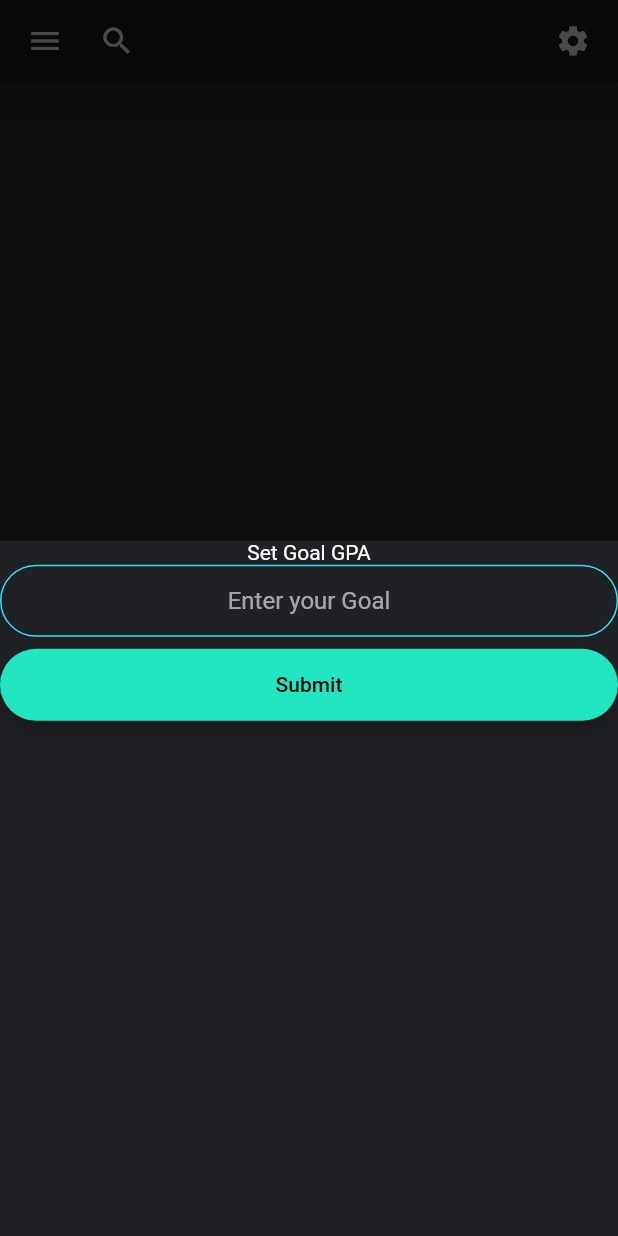
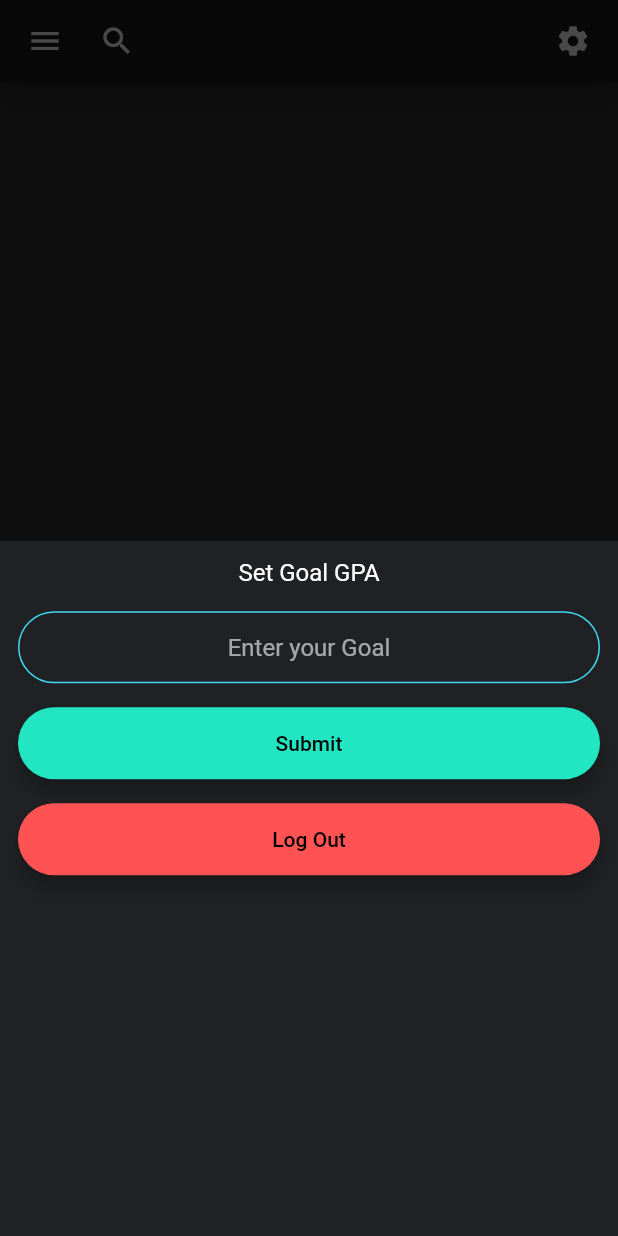
Before and after one commit to tshuenhau/gradis, a Flutter app: the CustomBottomAppBar widget shown alone on an empty page, opened directly, after a tap on the "settings" icon, on a phone screen of 412 x 824 dp. Run offline on Flutter 3.47's test engine with Material 2 defaults, Android fonts, the phone set to English and light mode, and no system bars; our stand-ins replace cloud_firestore, firebase_auth, firebase_core, fl_chart, flutter_slidable; accounts and stored records are empty.

Commit message:
log out button.

```diff
--- a/lib/widgets/CustomBottomAppBar.dart
+++ b/lib/widgets/CustomBottomAppBar.dart
@@ -65,9 +65,18 @@ class CustomBottomAppBar extends StatelessWidget {
                       builder: (BuildContext context) {
                         return Container(
                           height: 800,
+                          child: Padding(
+                            padding: const EdgeInsets.all(12.0),
                             child: ListView(
                               children: <Widget>[
-                              Text("Set Goal GPA", textAlign: TextAlign.center),
+                                Text(
+                                  "Set Goal GPA",
+                                  textAlign: TextAlign.center,
+                                  style: TextStyle(fontSize: 16),
+                                ),
+                                SizedBox(
+                                  height: 16.0,
+                                ),
                                 TextField(
                                     textAlign: TextAlign.center,
                                     onChanged: (value) {
@@ -76,7 +85,7 @@ class CustomBottomAppBar extends StatelessWidget {
                                     decoration: kTextFieldDecoration.copyWith(
                                         hintText: 'Enter your Goal')),
                                 SizedBox(
-                                height: 8.0,
+                                  height: 16.0,
                                 ),
                                 Material(
                                   color: Highlight,
@@ -101,7 +110,31 @@ class CustomBottomAppBar extends StatelessWidget {
                                     ),
                                   ),
                                 ),
+                                SizedBox(
+                                  height: 16.0,
+                                ),
+                                Material(
+                                  color: Colors.redAccent,
+                                  borderRadius:
+                                      BorderRadius.all(Radius.circular(30.0)),
+                                  elevation: 5.0,
+                                  child: MaterialButton(
+                                    onPressed: () async {
+                                      print("Log Out");
+                                      print(goal);
+                                      //TODO: ZQ HERE MAKE THE FCKER LOG OUT.
+                                    },
+                                    minWidth:
+                                        200.0, //!!! Why this size smaller when all other buttons also 200.0
+                                    height: 42.0,
+                                    child: Text(
+                                      'Log Out',
+                                      style: TextStyle(color: Colors.black),
+                                    ),
+                                  ),
+                                ),
                               ],
+                            ),
                           ),
                         );
                       });
```
Lines whose indentation alone changed are shown as unchanged.
